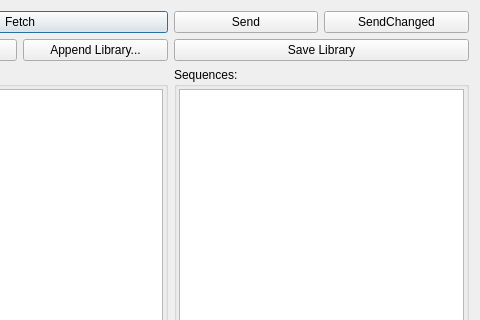
Qt form library_dialog.ui (Manuel-K/shruthi-editor) before a commit; both pictures show x 139 to 619 and y 0 to 320 of the 619 by 494 pixel window.
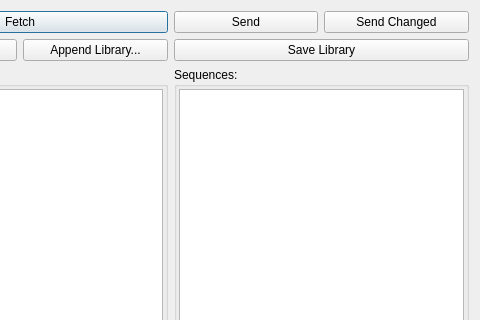
The same form after that commit.

Commit message: added missing space in button text

Diff of the .ui file:
```diff
--- a/library_dialog.ui
+++ b/library_dialog.ui
@@ -31,7 +31,7 @@
    <item row="0" column="3">
     <widget class="QPushButton" name="sendChanged">
      <property name="text">
-      <string>SendChanged</string>
+      <string>Send Changed</string>
      </property>
     </widget>
    </item>
```
